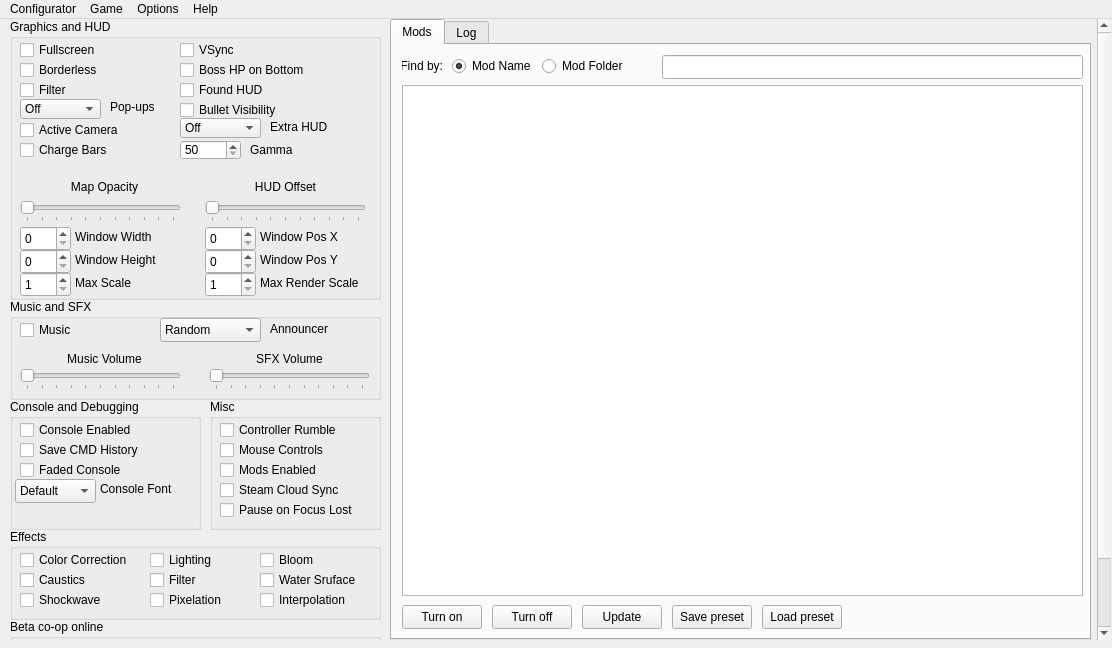
First picture: the form in mainwindow.ui, repository BrakeDude/IsaacConfigurator, before the edit.
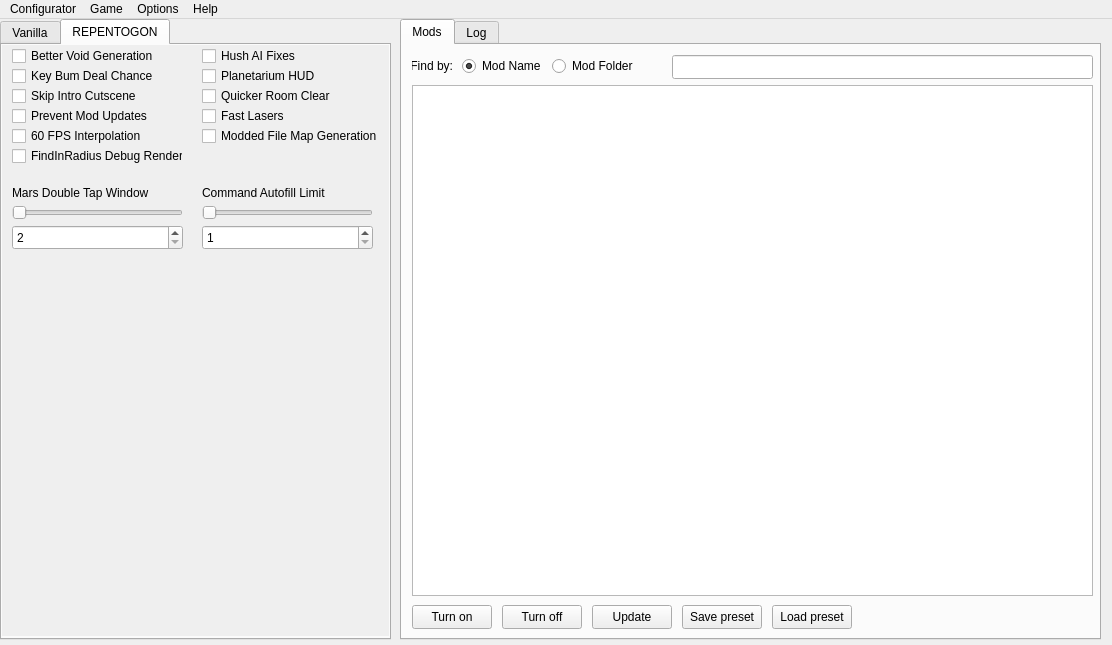
Second picture: the form after the edit. The open tabs and pages were chosen to show the change. Icons and pictures are not drawn.

Commit message: Repentogon options

Patch:
```diff
--- a/mainwindow.ui
+++ b/mainwindow.ui
@@ -7,19 +7,19 @@
     <x>0</x>
     <y>0</y>
     <width>1112</width>
-    <height>648</height>
+    <height>645</height>
    </rect>
   </property>
   <property name="minimumSize">
    <size>
     <width>1112</width>
-    <height>623</height>
+    <height>645</height>
    </size>
   </property>
   <property name="maximumSize">
    <size>
     <width>1112</width>
-    <height>648</height>
+    <height>645</height>
    </size>
   </property>
   <property name="windowTitle">
@@ -33,16 +33,32 @@
    <locale language="English" country="UnitedStates"/>
   </property>
   <widget class="QWidget" name="centralwidget">
-   <widget class="QScrollArea" name="scrollArea">
-    <property name="enabled">
-     <bool>true</bool>
-    </property>
+   <widget class="QTabWidget" name="tabWidget_Options">
     <property name="geometry">
      <rect>
       <x>0</x>
       <y>0</y>
-      <width>1111</width>
+      <width>391</width>
       <height>621</height>
+     </rect>
+    </property>
+    <property name="currentIndex">
+     <number>0</number>
+    </property>
+    <widget class="QWidget" name="tabOptions_Vanilla">
+     <attribute name="title">
+      <string>Vanilla</string>
+     </attribute>
+     <widget class="QScrollArea" name="scrollArea_VanillaOptions">
+      <property name="enabled">
+       <bool>true</bool>
+      </property>
+      <property name="geometry">
+       <rect>
+        <x>-10</x>
+        <y>0</y>
+        <width>401</width>
+        <height>591</height>
      </rect>
     </property>
     <property name="sizePolicy">
@@ -64,7 +80,7 @@
      <number>0</number>
     </property>
     <property name="verticalScrollBarPolicy">
-     <enum>Qt::ScrollBarPolicy::ScrollBarAlwaysOn</enum>
+       <enum>Qt::ScrollBarPolicy::ScrollBarAsNeeded</enum>
     </property>
     <property name="horizontalScrollBarPolicy">
      <enum>Qt::ScrollBarPolicy::ScrollBarAlwaysOff</enum>
@@ -78,12 +94,12 @@
     <property name="alignment">
      <set>Qt::AlignmentFlag::AlignLeading|Qt::AlignmentFlag::AlignLeft|Qt::AlignmentFlag::AlignTop</set>
     </property>
-    <widget class="QWidget" name="scrollAreaWidgetContents">
+      <widget class="QWidget" name="scrollArea_VanillaOptions_Content">
      <property name="geometry">
       <rect>
        <x>0</x>
        <y>0</y>
-       <width>1097</width>
+         <width>401</width>
        <height>701</height>
       </rect>
      </property>
@@ -483,210 +499,6 @@
        </property>
       </widget>
      </widget>
-     <widget class="QTabWidget" name="tabBox">
-      <property name="geometry">
-       <rect>
-        <x>390</x>
-        <y>0</y>
-        <width>701</width>
-        <height>621</height>
-       </rect>
-      </property>
-      <property name="currentIndex">
-       <number>0</number>
-      </property>
-      <widget class="QWidget" name="groupModsBox">
-       <attribute name="title">
-        <string>Mods</string>
-       </attribute>
-       <widget class="QPushButton" name="deactivateButton">
-        <property name="geometry">
-         <rect>
-          <x>100</x>
-          <y>560</y>
-          <width>80</width>
-          <height>24</height>
-         </rect>
-        </property>
-        <property name="text">
-         <string>Turn off</string>
-        </property>
-       </widget>
-       <widget class="QPushButton" name="activateButton">
-        <property name="geometry">
-         <rect>
-          <x>10</x>
-          <y>560</y>
-          <width>80</width>
-          <height>24</height>
-         </rect>
-        </property>
-        <property name="text">
-         <string>Turn on</string>
-        </property>
-       </widget>
-       <widget class="QTableWidget" name="tableMods">
-        <property name="geometry">
-         <rect>
-          <x>10</x>
-          <y>40</y>
-          <width>681</width>
-          <height>511</height>
-         </rect>
-        </property>
-       </widget>
-       <widget class="QLineEdit" name="lineEdit">
-        <property name="geometry">
-         <rect>
-          <x>270</x>
-          <y>10</y>
-          <width>421</width>
-          <height>24</height>
-         </rect>
-        </property>
-       </widget>
-       <widget class="QRadioButton" name="modRadioButton_Name">
-        <property name="geometry">
-         <rect>
-          <x>60</x>
-          <y>10</y>
-          <width>81</width>
-          <height>22</height>
-         </rect>
-        </property>
-        <property name="text">
-         <string>Mod Name</string>
-        </property>
-        <property name="checked">
-         <bool>true</bool>
-        </property>
-        <attribute name="buttonGroup">
-         <string notr="true">modsButtonGroup</string>
-        </attribute>
-       </widget>
-       <widget class="QRadioButton" name="modRadioButton_Folder">
-        <property name="geometry">
-         <rect>
-          <x>150</x>
-          <y>10</y>
-          <width>81</width>
-          <height>22</height>
-         </rect>
-        </property>
-        <property name="text">
-         <string>Mod Folder</string>
-        </property>
-        <attribute name="buttonGroup">
-         <string notr="true">modsButtonGroup</string>
-        </attribute>
-       </widget>
-       <widget class="QLabel" name="label_FindBy">
-        <property name="geometry">
-         <rect>
-          <x>10</x>
-          <y>10</y>
-          <width>41</width>
-          <height>21</height>
-         </rect>
-        </property>
-        <property name="text">
-         <string>Find by:</string>
-        </property>
-        <property name="alignment">
-         <set>Qt::AlignmentFlag::AlignRight|Qt::AlignmentFlag::AlignTrailing|Qt::AlignmentFlag::AlignVCenter</set>
-        </property>
-       </widget>
-       <widget class="QPushButton" name="savePresetButton">
-        <property name="geometry">
-         <rect>
-          <x>280</x>
-          <y>560</y>
-          <width>80</width>
-          <height>24</height>
-         </rect>
-        </property>
-        <property name="text">
-         <string>Save preset</string>
-        </property>
-       </widget>
-       <widget class="QPushButton" name="loadPresetButton">
-        <property name="geometry">
-         <rect>
-          <x>370</x>
-          <y>560</y>
-          <width>80</width>
-          <height>24</height>
-         </rect>
-        </property>
-        <property name="text">
-         <string>Load preset</string>
-        </property>
-       </widget>
-       <widget class="QPushButton" name="pushButton_UpdateMods">
-        <property name="geometry">
-         <rect>
-          <x>190</x>
-          <y>560</y>
-          <width>80</width>
-          <height>24</height>
-         </rect>
-        </property>
-        <property name="text">
-         <string>Update</string>
-        </property>
-       </widget>
-      </widget>
-      <widget class="QWidget" name="groupLogBox">
-       <attribute name="title">
-        <string>Log</string>
-       </attribute>
-       <widget class="QPlainTextEdit" name="logBrowser">
-        <property name="geometry">
-         <rect>
-          <x>0</x>
-          <y>0</y>
-          <width>697</width>
-          <height>551</height>
-         </rect>
-        </property>
-        <property name="undoRedoEnabled">
-         <bool>false</bool>
-        </property>
-        <property name="readOnly">
-         <bool>true</bool>
-        </property>
-       </widget>
-       <widget class="QCheckBox" name="checkBoxLogUpdate">
-        <property name="geometry">
-         <rect>
-          <x>10</x>
-          <y>560</y>
-          <width>121</width>
-          <height>22</height>
-         </rect>
-        </property>
-        <property name="text">
-         <string>Update Constantly</string>
-        </property>
-        <property name="checked">
-         <bool>true</bool>
-        </property>
-       </widget>
-       <widget class="QPushButton" name="pushButtonLogUpdate">
-        <property name="geometry">
-         <rect>
-          <x>150</x>
-          <y>560</y>
-          <width>80</width>
-          <height>24</height>
-         </rect>
-        </property>
-        <property name="text">
-         <string>Update</string>
-        </property>
-       </widget>
-      </widget>
-     </widget>
      <widget class="QGroupBox" name="groupBox_Misc">
       <property name="geometry">
        <rect>
@@ -775,7 +587,7 @@
        </rect>
       </property>
       <property name="title">
-       <string>Beta co-op online</string>
+         <string>Co-op online</string>
       </property>
       <widget class="QCheckBox" name="checkBox_Steamer">
        <property name="geometry">
@@ -1460,6 +1272,491 @@
         <string>Pop-ups</string>
        </property>
       </widget>
+       </widget>
+      </widget>
+     </widget>
+    </widget>
+    <widget class="QWidget" name="tabOptions_REPENTOGON">
+     <attribute name="title">
+      <string>REPENTOGON</string>
+     </attribute>
+     <widget class="QScrollArea" name="scrollArea_REPENTOGON">
+      <property name="geometry">
+       <rect>
+        <x>0</x>
+        <y>0</y>
+        <width>391</width>
+        <height>591</height>
+       </rect>
+      </property>
+      <property name="frameShape">
+       <enum>QFrame::Shape::NoFrame</enum>
+      </property>
+      <property name="widgetResizable">
+       <bool>true</bool>
+      </property>
+      <widget class="QWidget" name="scrollArea_REPENTOGON_Content">
+       <property name="geometry">
+        <rect>
+         <x>0</x>
+         <y>0</y>
+         <width>391</width>
+         <height>591</height>
+        </rect>
+       </property>
+       <widget class="QCheckBox" name="checkBox_BetterVoidGeneration">
+        <property name="geometry">
+         <rect>
+          <x>10</x>
+          <y>0</y>
+          <width>171</width>
+          <height>22</height>
+         </rect>
+        </property>
+        <property name="text">
+         <string>Better Void Generation</string>
+        </property>
+       </widget>
+       <widget class="QCheckBox" name="checkBox_HushAI">
+        <property name="geometry">
+         <rect>
+          <x>200</x>
+          <y>0</y>
+          <width>181</width>
+          <height>22</height>
+         </rect>
+        </property>
+        <property name="text">
+         <string>Hush AI Fixes</string>
+        </property>
+       </widget>
+       <widget class="QCheckBox" name="checkBox_KeyBum">
+        <property name="geometry">
+         <rect>
+          <x>10</x>
+          <y>20</y>
+          <width>171</width>
+          <height>22</height>
+         </rect>
+        </property>
+        <property name="text">
+         <string>Key Bum Deal Chance</string>
+        </property>
+       </widget>
+       <widget class="QCheckBox" name="checkBox_Planetarium">
+        <property name="geometry">
+         <rect>
+          <x>200</x>
+          <y>20</y>
+          <width>181</width>
+          <height>22</height>
+         </rect>
+        </property>
+        <property name="text">
+         <string>Planetarium HUD</string>
+        </property>
+       </widget>
+       <widget class="QCheckBox" name="checkBox_Intro">
+        <property name="geometry">
+         <rect>
+          <x>10</x>
+          <y>40</y>
+          <width>171</width>
+          <height>22</height>
+         </rect>
+        </property>
+        <property name="text">
+         <string>Skip Intro Cutscene</string>
+        </property>
+       </widget>
+       <widget class="QCheckBox" name="checkBox_QuickRoom">
+        <property name="geometry">
+         <rect>
+          <x>200</x>
+          <y>40</y>
+          <width>181</width>
+          <height>22</height>
+         </rect>
+        </property>
+        <property name="text">
+         <string>Quicker Room Clear</string>
+        </property>
+       </widget>
+       <widget class="QCheckBox" name="checkBox_ModUpdates">
+        <property name="geometry">
+         <rect>
+          <x>10</x>
+          <y>60</y>
+          <width>171</width>
+          <height>22</height>
+         </rect>
+        </property>
+        <property name="text">
+         <string>Prevent Mod Updates</string>
+        </property>
+       </widget>
+       <widget class="QCheckBox" name="checkBox_FastLasers">
+        <property name="geometry">
+         <rect>
+          <x>200</x>
+          <y>60</y>
+          <width>181</width>
+          <height>22</height>
+         </rect>
+        </property>
+        <property name="text">
+         <string>Fast Lasers</string>
+        </property>
+       </widget>
+       <widget class="QCheckBox" name="checkBox_60FPS">
+        <property name="geometry">
+         <rect>
+          <x>10</x>
+          <y>80</y>
+          <width>171</width>
+          <height>22</height>
+         </rect>
+        </property>
+        <property name="text">
+         <string>60 FPS Interpolation</string>
+        </property>
+       </widget>
+       <widget class="QCheckBox" name="checkBox_FileMapGen">
+        <property name="geometry">
+         <rect>
+          <x>200</x>
+          <y>80</y>
+          <width>181</width>
+          <height>22</height>
+         </rect>
+        </property>
+        <property name="text">
+         <string>Modded File Map Generation</string>
+        </property>
+       </widget>
+       <widget class="QCheckBox" name="checkBox_FindInRadiusRender">
+        <property name="geometry">
+         <rect>
+          <x>10</x>
+          <y>100</y>
+          <width>171</width>
+          <height>22</height>
+         </rect>
+        </property>
+        <property name="text">
+         <string>FindInRadius Debug Render</string>
+        </property>
+       </widget>
+       <widget class="QSlider" name="horizontalSlider_Mars">
+        <property name="geometry">
+         <rect>
+          <x>10</x>
+          <y>160</y>
+          <width>171</width>
+          <height>16</height>
+         </rect>
+        </property>
+        <property name="minimum">
+         <number>2</number>
+        </property>
+        <property name="maximum">
+         <number>20</number>
+        </property>
+        <property name="pageStep">
+         <number>5</number>
+        </property>
+        <property name="orientation">
+         <enum>Qt::Orientation::Horizontal</enum>
+        </property>
+       </widget>
+       <widget class="QSlider" name="horizontalSlider_AutofillCMD">
+        <property name="geometry">
+         <rect>
+          <x>200</x>
+          <y>160</y>
+          <width>171</width>
+          <height>16</height>
+         </rect>
+        </property>
+        <property name="minimum">
+         <number>1</number>
+        </property>
+        <property name="maximum">
+         <number>1000</number>
+        </property>
+        <property name="singleStep">
+         <number>1</number>
+        </property>
+        <property name="pageStep">
+         <number>50</number>
+        </property>
+        <property name="orientation">
+         <enum>Qt::Orientation::Horizontal</enum>
+        </property>
+       </widget>
+       <widget class="QSpinBox" name="spinBox_Mars">
+        <property name="geometry">
+         <rect>
+          <x>10</x>
+          <y>180</y>
+          <width>171</width>
+          <height>25</height>
+         </rect>
+        </property>
+        <property name="minimum">
+         <number>2</number>
+        </property>
+        <property name="maximum">
+         <number>20</number>
+        </property>
+       </widget>
+       <widget class="QSpinBox" name="spinBox_AutofillCMD">
+        <property name="geometry">
+         <rect>
+          <x>200</x>
+          <y>180</y>
+          <width>171</width>
+          <height>25</height>
+         </rect>
+        </property>
+        <property name="minimum">
+         <number>1</number>
+        </property>
+        <property name="maximum">
+         <number>1000</number>
+        </property>
+       </widget>
+       <widget class="QLabel" name="label_Mars">
+        <property name="geometry">
+         <rect>
+          <x>10</x>
+          <y>140</y>
+          <width>171</width>
+          <height>16</height>
+         </rect>
+        </property>
+        <property name="text">
+         <string>Mars Double Tap Window</string>
+        </property>
+       </widget>
+       <widget class="QLabel" name="label_AutofillCMD">
+        <property name="geometry">
+         <rect>
+          <x>200</x>
+          <y>140</y>
+          <width>181</width>
+          <height>16</height>
+         </rect>
+        </property>
+        <property name="text">
+         <string>Command Autofill Limit</string>
+        </property>
+       </widget>
+      </widget>
+     </widget>
+    </widget>
+   </widget>
+   <widget class="QTabWidget" name="tabBox_ModsLog">
+    <property name="geometry">
+     <rect>
+      <x>400</x>
+      <y>0</y>
+      <width>701</width>
+      <height>621</height>
+     </rect>
+    </property>
+    <property name="currentIndex">
+     <number>0</number>
+    </property>
+    <widget class="QWidget" name="groupModsBox">
+     <attribute name="title">
+      <string>Mods</string>
+     </attribute>
+     <widget class="QPushButton" name="deactivateButton">
+      <property name="geometry">
+       <rect>
+        <x>100</x>
+        <y>560</y>
+        <width>80</width>
+        <height>24</height>
+       </rect>
+      </property>
+      <property name="text">
+       <string>Turn off</string>
+      </property>
+     </widget>
+     <widget class="QPushButton" name="activateButton">
+      <property name="geometry">
+       <rect>
+        <x>10</x>
+        <y>560</y>
+        <width>80</width>
+        <height>24</height>
+       </rect>
+      </property>
+      <property name="text">
+       <string>Turn on</string>
+      </property>
+     </widget>
+     <widget class="QTableWidget" name="tableMods">
+      <property name="geometry">
+       <rect>
+        <x>10</x>
+        <y>40</y>
+        <width>681</width>
+        <height>511</height>
+       </rect>
+      </property>
+     </widget>
+     <widget class="QLineEdit" name="lineEdit">
+      <property name="geometry">
+       <rect>
+        <x>270</x>
+        <y>10</y>
+        <width>421</width>
+        <height>24</height>
+       </rect>
+      </property>
+     </widget>
+     <widget class="QRadioButton" name="modRadioButton_Name">
+      <property name="geometry">
+       <rect>
+        <x>60</x>
+        <y>10</y>
+        <width>81</width>
+        <height>22</height>
+       </rect>
+      </property>
+      <property name="text">
+       <string>Mod Name</string>
+      </property>
+      <property name="checked">
+       <bool>true</bool>
+      </property>
+      <attribute name="buttonGroup">
+       <string notr="true">modsButtonGroup</string>
+      </attribute>
+     </widget>
+     <widget class="QRadioButton" name="modRadioButton_Folder">
+      <property name="geometry">
+       <rect>
+        <x>150</x>
+        <y>10</y>
+        <width>81</width>
+        <height>22</height>
+       </rect>
+      </property>
+      <property name="text">
+       <string>Mod Folder</string>
+      </property>
+      <attribute name="buttonGroup">
+       <string notr="true">modsButtonGroup</string>
+      </attribute>
+     </widget>
+     <widget class="QLabel" name="label_FindBy">
+      <property name="geometry">
+       <rect>
+        <x>10</x>
+        <y>10</y>
+        <width>41</width>
+        <height>21</height>
+       </rect>
+      </property>
+      <property name="text">
+       <string>Find by:</string>
+      </property>
+      <property name="alignment">
+       <set>Qt::AlignmentFlag::AlignRight|Qt::AlignmentFlag::AlignTrailing|Qt::AlignmentFlag::AlignVCenter</set>
+      </property>
+     </widget>
+     <widget class="QPushButton" name="savePresetButton">
+      <property name="geometry">
+       <rect>
+        <x>280</x>
+        <y>560</y>
+        <width>80</width>
+        <height>24</height>
+       </rect>
+      </property>
+      <property name="text">
+       <string>Save preset</string>
+      </property>
+     </widget>
+     <widget class="QPushButton" name="loadPresetButton">
+      <property name="geometry">
+       <rect>
+        <x>370</x>
+        <y>560</y>
+        <width>80</width>
+        <height>24</height>
+       </rect>
+      </property>
+      <property name="text">
+       <string>Load preset</string>
+      </property>
+     </widget>
+     <widget class="QPushButton" name="pushButton_UpdateMods">
+      <property name="geometry">
+       <rect>
+        <x>190</x>
+        <y>560</y>
+        <width>80</width>
+        <height>24</height>
+       </rect>
+      </property>
+      <property name="text">
+       <string>Update</string>
+      </property>
+     </widget>
+    </widget>
+    <widget class="QWidget" name="groupLogBox">
+     <attribute name="title">
+      <string>Log</string>
+     </attribute>
+     <widget class="QPlainTextEdit" name="logBrowser">
+      <property name="geometry">
+       <rect>
+        <x>0</x>
+        <y>0</y>
+        <width>697</width>
+        <height>551</height>
+       </rect>
+      </property>
+      <property name="undoRedoEnabled">
+       <bool>false</bool>
+      </property>
+      <property name="readOnly">
+       <bool>true</bool>
+      </property>
+     </widget>
+     <widget class="QCheckBox" name="checkBoxLogUpdate">
+      <property name="geometry">
+       <rect>
+        <x>10</x>
+        <y>560</y>
+        <width>121</width>
+        <height>22</height>
+       </rect>
+      </property>
+      <property name="text">
+       <string>Update Constantly</string>
+      </property>
+      <property name="checked">
+       <bool>true</bool>
+      </property>
+     </widget>
+     <widget class="QPushButton" name="pushButtonLogUpdate">
+      <property name="geometry">
+       <rect>
+        <x>150</x>
+        <y>560</y>
+        <width>80</width>
+        <height>24</height>
+       </rect>
+      </property>
+      <property name="text">
+       <string>Update</string>
+      </property>
      </widget>
     </widget>
    </widget>
```
Left out of the diff: 2 changed lines with no effect on the pictures. Lines whose indentation alone changed are shown as unchanged. The commit also changes 5 other files.
